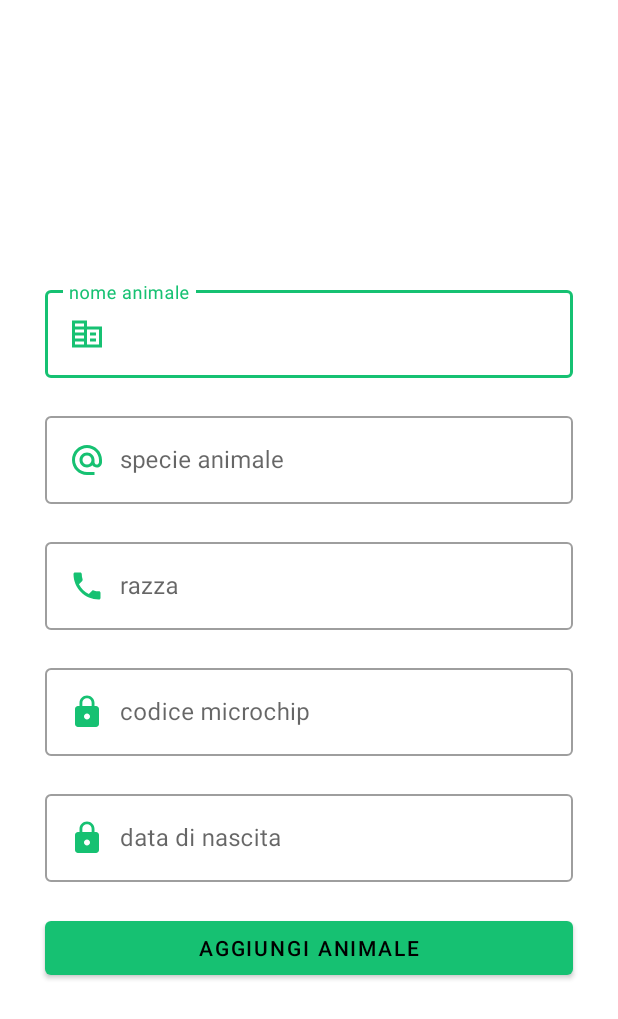
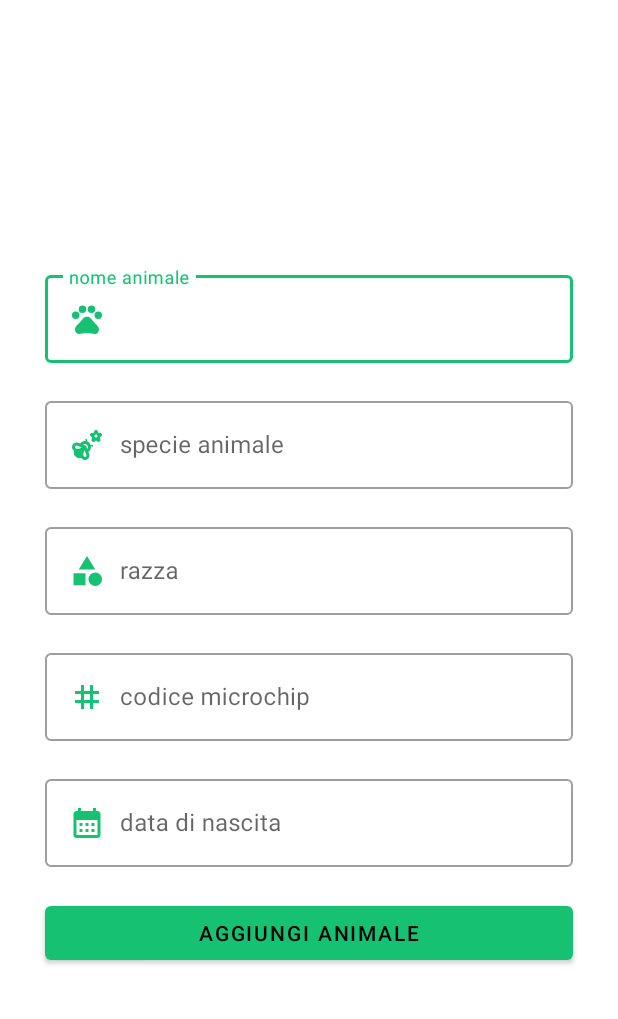
Before and after one commit to DesperateColleagues/AnimalAPP, an Android app: the layout fragment_dialog_add_animal.xml on its own in the app's theme, with its tools: preview values and no code run, on a phone screen of 412 x 824 dp. Shown: the top 1019 px of the screen. Run offline under Robolectric (Android 15) with nearby library versions, the phone set to English and light mode, and no system bars.

Commit message:
Animal registration's completation and bug fixing
- Implemenred a DatePickerDialog to insert the birthday date of the animal during Animal registration process
- Fixed a bug that prevented the activity to find the NavHostFragment
- Tested Firestore's memorization of the registered animal

```diff
--- /dev/null
+++ b/AnimalApp/app/src/main/res/drawable/ic_baseline_calendar_month_24.xml
@@ -0,0 +1,5 @@
+<vector android:height="24dp"
+    android:viewportHeight="24" android:viewportWidth="24"
+    android:width="24dp" xmlns:android="http://schemas.android.com/apk/res/android">
+    <path android:fillColor="?android:attr/colorPrimary" android:pathData="M19,4h-1V2h-2v2H8V2H6v2H5C3.89,4 3.01,4.9 3.01,6L3,20c0,1.1 0.89,2 2,2h14c1.1,0 2,-0.9 2,-2V6C21,4.9 20.1,4 19,4zM19,20H5V10h14V20zM9,14H7v-2h2V14zM13,14h-2v-2h2V14zM17,14h-2v-2h2V14zM9,18H7v-2h2V18zM13,18h-2v-2h2V18zM17,18h-2v-2h2V18z"/>
+</vector>
--- /dev/null
+++ b/AnimalApp/app/src/main/res/drawable/ic_baseline_category_24.xml
@@ -0,0 +1,7 @@
+<vector android:height="24dp"
+    android:viewportHeight="24" android:viewportWidth="24"
+    android:width="24dp" xmlns:android="http://schemas.android.com/apk/res/android">
+    <path android:fillColor="?android:attr/colorPrimary" android:pathData="M12,2l-5.5,9h11z"/>
+    <path android:fillColor="?android:attr/colorPrimary" android:pathData="M17.5,17.5m-4.5,0a4.5,4.5 0,1 1,9 0a4.5,4.5 0,1 1,-9 0"/>
+    <path android:fillColor="?android:attr/colorPrimary" android:pathData="M3,13.5h8v8H3z"/>
+</vector>
--- /dev/null
+++ b/AnimalApp/app/src/main/res/drawable/ic_baseline_emoji_nature_24.xml
@@ -0,0 +1,6 @@
+<vector android:height="24dp"
+    android:viewportHeight="24" android:viewportWidth="24"
+    android:width="24dp" xmlns:android="http://schemas.android.com/apk/res/android">
+    <path android:fillColor="?android:attr/colorPrimary" android:pathData="M21.94,4.88C21.76,4.35 21.25,4 20.68,4c-0.03,0 -0.06,0 -0.09,0H19.6l-0.31,-0.97C19.15,2.43 18.61,2 18,2h0c-0.61,0 -1.15,0.43 -1.29,1.04L16.4,4h-0.98c-0.03,0 -0.06,0 -0.09,0c-0.57,0 -1.08,0.35 -1.26,0.88c-0.19,0.56 0.04,1.17 0.56,1.48l0.87,0.52L15.1,8.12c-0.23,0.58 -0.04,1.25 0.45,1.62C15.78,9.91 16.06,10 16.33,10c0.31,0 0.61,-0.11 0.86,-0.32L18,8.98l0.81,0.7C19.06,9.89 19.36,10 19.67,10c0.27,0 0.55,-0.09 0.78,-0.26c0.5,-0.37 0.68,-1.04 0.45,-1.62l-0.39,-1.24l0.87,-0.52C21.89,6.05 22.12,5.44 21.94,4.88zM18,7c-0.55,0 -1,-0.45 -1,-1c0,-0.55 0.45,-1 1,-1s1,0.45 1,1C19,6.55 18.55,7 18,7z"/>
+    <path android:fillColor="?android:attr/colorPrimary" android:pathData="M13.49,10.51c-0.43,-0.43 -0.94,-0.73 -1.49,-0.93V8h-1v1.38c-0.11,-0.01 -0.23,-0.03 -0.34,-0.03c-1.02,0 -2.05,0.39 -2.83,1.17c-0.16,0.16 -0.3,0.34 -0.43,0.53L6,10.52c-1.56,-0.55 -3.28,0.27 -3.83,1.82c0,0 0,0 0,0c-0.27,0.75 -0.23,1.57 0.12,2.29c0.23,0.48 0.58,0.87 1,1.16c-0.38,1.35 -0.06,2.85 1,3.91c1.06,1.06 2.57,1.38 3.91,1c0.29,0.42 0.68,0.77 1.16,1C9.78,21.9 10.21,22 10.65,22c0.34,0 0.68,-0.06 1.01,-0.17c0,0 0,0 0,0c1.56,-0.55 2.38,-2.27 1.82,-3.85l-0.52,-1.37c0.18,-0.13 0.36,-0.27 0.53,-0.43c0.87,-0.87 1.24,-2.04 1.14,-3.17H16v-1h-1.59C14.22,11.46 13.92,10.95 13.49,10.51zM4.67,14.29c-0.25,-0.09 -0.45,-0.27 -0.57,-0.51s-0.13,-0.51 -0.04,-0.76c0.19,-0.52 0.76,-0.79 1.26,-0.61l3.16,1.19C7.33,14.2 5.85,14.71 4.67,14.29zM10.99,19.94c-0.25,0.09 -0.52,0.08 -0.76,-0.04c-0.24,-0.11 -0.42,-0.32 -0.51,-0.57c-0.42,-1.18 0.09,-2.65 0.7,-3.8l1.18,3.13C11.78,19.18 11.51,19.76 10.99,19.94zM12.2,14.6l-0.61,-1.61c0,-0.01 -0.01,-0.02 -0.02,-0.03c-0.02,-0.04 -0.04,-0.08 -0.06,-0.12c-0.02,-0.04 -0.04,-0.07 -0.07,-0.11c-0.03,-0.03 -0.06,-0.06 -0.09,-0.09c-0.03,-0.03 -0.06,-0.06 -0.09,-0.09c-0.03,-0.03 -0.07,-0.05 -0.11,-0.07c-0.04,-0.02 -0.07,-0.05 -0.12,-0.06c-0.01,0 -0.02,-0.01 -0.03,-0.02L9.4,11.8c0.36,-0.29 0.79,-0.46 1.26,-0.46c0.53,0 1.04,0.21 1.41,0.59C12.8,12.66 12.84,13.81 12.2,14.6z"/>
+</vector>
--- /dev/null
+++ b/AnimalApp/app/src/main/res/drawable/ic_baseline_pets_24.xml
@@ -0,0 +1,9 @@
+<vector android:height="24dp"
+    android:viewportHeight="24" android:viewportWidth="24"
+    android:width="24dp" xmlns:android="http://schemas.android.com/apk/res/android">
+    <path android:fillColor="?android:attr/colorPrimary" android:pathData="M4.5,9.5m-2.5,0a2.5,2.5 0,1 1,5 0a2.5,2.5 0,1 1,-5 0"/>
+    <path android:fillColor="?android:attr/colorPrimary" android:pathData="M9,5.5m-2.5,0a2.5,2.5 0,1 1,5 0a2.5,2.5 0,1 1,-5 0"/>
+    <path android:fillColor="?android:attr/colorPrimary" android:pathData="M15,5.5m-2.5,0a2.5,2.5 0,1 1,5 0a2.5,2.5 0,1 1,-5 0"/>
+    <path android:fillColor="?android:attr/colorPrimary" android:pathData="M19.5,9.5m-2.5,0a2.5,2.5 0,1 1,5 0a2.5,2.5 0,1 1,-5 0"/>
+    <path android:fillColor="?android:attr/colorPrimary" android:pathData="M17.34,14.86c-0.87,-1.02 -1.6,-1.89 -2.48,-2.91 -0.46,-0.54 -1.05,-1.08 -1.75,-1.32 -0.11,-0.04 -0.22,-0.07 -0.33,-0.09 -0.25,-0.04 -0.52,-0.04 -0.78,-0.04s-0.53,0 -0.79,0.05c-0.11,0.02 -0.22,0.05 -0.33,0.09 -0.7,0.24 -1.28,0.78 -1.75,1.32 -0.87,1.02 -1.6,1.89 -2.48,2.91 -1.31,1.31 -2.92,2.76 -2.62,4.79 0.29,1.02 1.02,2.03 2.33,2.32 0.73,0.15 3.06,-0.44 5.54,-0.44h0.18c2.48,0 4.81,0.58 5.54,0.44 1.31,-0.29 2.04,-1.31 2.33,-2.32 0.31,-2.04 -1.3,-3.49 -2.61,-4.8z"/>
+</vector>
--- a/AnimalApp/app/src/main/res/layout/fragment_dialog_add_animal.xml
+++ b/AnimalApp/app/src/main/res/layout/fragment_dialog_add_animal.xml
@@ -12,7 +12,7 @@
         android:layout_marginLeft="30dp"
         android:layout_marginRight="30dp"
         android:layout_marginTop="20dp"
-        android:hint="nome animale"
+        android:hint="@string/nome_animale"
         style="@style/Widget.MaterialComponents.TextInputLayout.OutlinedBox">
 
         <EditText
@@ -20,13 +20,13 @@
             android:layout_width="match_parent"
             android:layout_height="wrap_content"
             android:autofillHints=""
-            android:drawableStart="@drawable/ic_baseline_corporate_fare_24"
+            android:drawableStart="@drawable/ic_baseline_pets_24"
             android:drawablePadding="10dp"
             android:ems="10"
             android:inputType="textPersonName"
             android:minHeight="48dp"
             android:textColorHint="#2E7D32"
-            tools:ignore="SpeakableTextPresentCheck" />
+            tools:ignore="LabelFor,SpeakableTextPresentCheck" />
 
     </com.google.android.material.textfield.TextInputLayout>
 
@@ -36,7 +36,7 @@
         android:layout_marginLeft="30dp"
         android:layout_marginTop="20dp"
         android:layout_marginRight="30dp"
-        android:hint="specie animale"
+        android:hint="@string/specie_animale"
         style="@style/Widget.MaterialComponents.TextInputLayout.OutlinedBox">
 
         <EditText
@@ -44,13 +44,13 @@
             android:layout_width="match_parent"
             android:layout_height="wrap_content"
             android:autofillHints=""
-            android:drawableStart="@drawable/ic_baseline_alternate_email_24"
+            android:drawableStart="@drawable/ic_baseline_emoji_nature_24"
             android:drawablePadding="10dp"
             android:ems="10"
             android:inputType="textEmailAddress"
             android:minHeight="48dp"
             android:textColorHint="#2E7D32"
-            tools:ignore="SpeakableTextPresentCheck" />
+            tools:ignore="LabelFor,SpeakableTextPresentCheck" />
 
     </com.google.android.material.textfield.TextInputLayout>
 
@@ -60,7 +60,7 @@
         android:layout_marginLeft="30dp"
         android:layout_marginTop="20dp"
         android:layout_marginRight="30dp"
-        android:hint="razza"
+        android:hint="@string/razza"
         style="@style/Widget.MaterialComponents.TextInputLayout.OutlinedBox">
 
         <EditText
@@ -68,13 +68,13 @@
             android:layout_width="match_parent"
             android:layout_height="wrap_content"
             android:autofillHints=""
-            android:drawableStart="@drawable/ic_baseline_phone_24"
+            android:drawableStart="@drawable/ic_baseline_category_24"
             android:drawablePadding="10dp"
             android:ems="10"
-            android:inputType="phone"
+            android:inputType="textPersonName"
             android:minHeight="48dp"
             android:textColorHint="#2E7D32"
-            tools:ignore="SpeakableTextPresentCheck" />
+            tools:ignore="LabelFor,SpeakableTextPresentCheck" />
 
     </com.google.android.material.textfield.TextInputLayout>
 
@@ -84,21 +84,21 @@
         android:layout_marginLeft="30dp"
         android:layout_marginTop="20dp"
         android:layout_marginRight="30dp"
-        android:hint="codice microchip"
+        android:hint="@string/codice_microchip"
         style="@style/Widget.MaterialComponents.TextInputLayout.OutlinedBox">
 
         <EditText
             android:id="@+id/txtInputMicrochipCode"
             android:layout_width="match_parent"
             android:layout_height="wrap_content"
-            android:drawableStart="@drawable/ic_baseline_lock_24"
+            android:drawableStart="@drawable/ic_baseline_tag_24"
             android:drawablePadding="10dp"
             android:ems="10"
             android:importantForAutofill="no"
-            android:inputType="textPassword"
+            android:inputType="textPersonName"
             android:minHeight="48dp"
             android:textColorHint="#2E7D32"
-            tools:ignore="SpeakableTextPresentCheck" />
+            tools:ignore="LabelFor,SpeakableTextPresentCheck" />
 
     </com.google.android.material.textfield.TextInputLayout>
 
@@ -108,21 +108,23 @@
         android:layout_marginLeft="30dp"
         android:layout_marginTop="20dp"
         android:layout_marginRight="30dp"
-        android:hint="data di nascita"
+        android:hint="@string/data_di_nascita"
         style="@style/Widget.MaterialComponents.TextInputLayout.OutlinedBox">
 
         <EditText
             android:id="@+id/txtInputBirthDate"
             android:layout_width="match_parent"
             android:layout_height="wrap_content"
-            android:drawableStart="@drawable/ic_baseline_lock_24"
+            android:drawableStart="@drawable/ic_baseline_calendar_month_24"
             android:drawablePadding="10dp"
             android:ems="10"
+            android:cursorVisible="false"
+            android:focusable="false"
             android:importantForAutofill="no"
             android:inputType="date"
             android:minHeight="48dp"
             android:textColorHint="#2E7D32"
-            tools:ignore="SpeakableTextPresentCheck" />
+            tools:ignore="LabelFor,SpeakableTextPresentCheck" />
 
     </com.google.android.material.textfield.TextInputLayout>
 
@@ -133,6 +135,7 @@
         android:layout_marginLeft="30dp"
         android:layout_marginTop="20dp"
         android:layout_marginRight="30dp"
+        android:layout_marginBottom="20dp"
         android:onClick="btnRegisterAction"
         android:text="@string/aggiungi_animale" />
 
--- a/AnimalApp/app/src/main/res/values/strings.xml
+++ b/AnimalApp/app/src/main/res/values/strings.xml
@@ -32,4 +32,9 @@
     <string name="hello_blank_fragment">Hello blank fragment</string>
     <string name="passionate_profile_cardlayout_text">Visualizza le ultime segnalazioni della community!</string>
     <string name="aggiungi_animale">Aggiungi animale</string>
+    <string name="nome_animale">nome animale</string>
+    <string name="specie_animale">specie animale</string>
+    <string name="razza">razza</string>
+    <string name="codice_microchip">codice microchip</string>
+    <string name="data_di_nascita">data di nascita</string>
 </resources>
```
Also changed, not shown: AnimalApp/app/src/main/java/it/uniba/dib/sms22235/activities/passionate/PassionateNavigationActivity.java (+13 -14 lines), AnimalApp/app/src/main/java/it/uniba/dib/sms22235/activities/passionate/fragments/DatePickerDialogFragment.java (added, +43 -0 lines), AnimalApp/app/src/main/java/it/uniba/dib/sms22235/activities/passionate/fragments/DialogAddAnimalFragment.java (+30 -11 lines).
